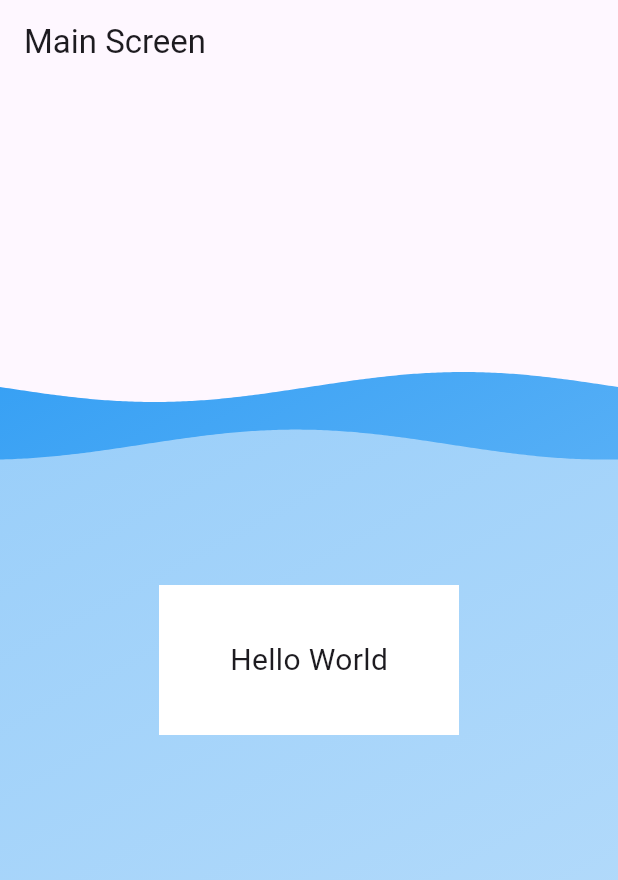
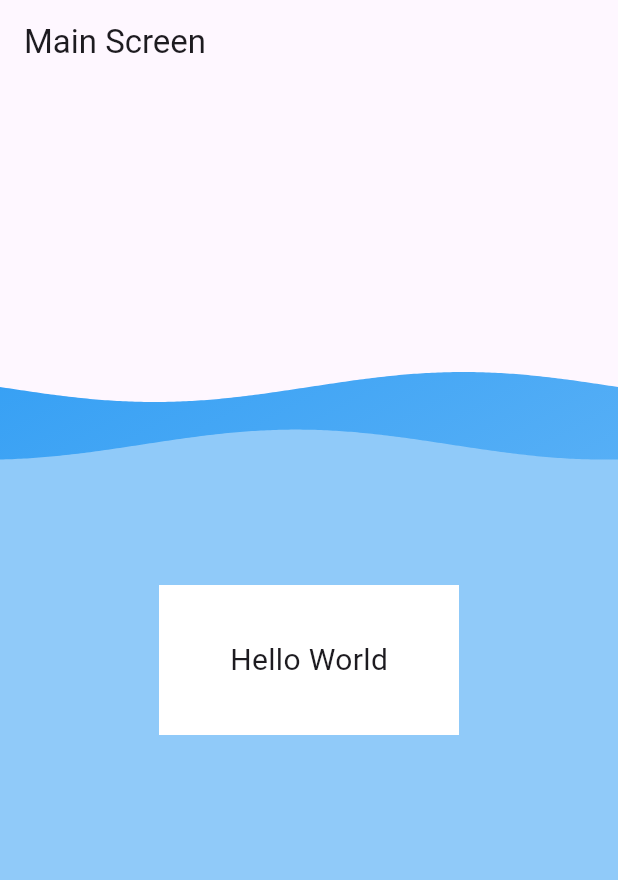
Before and after one commit to diiwkk/flutter_application_new_1, a Flutter app: the screen it shows after launch, on a phone screen of 412 x 824 dp. Shown: the top 880 px of the screen. Run offline on Flutter 3.47's test engine with Material 3 defaults, Android fonts, the phone set to English and light mode, and no system bars; drawn by our look-alikes of wave; missing offline and left inert: flutter_villains.

Commit message:
change color

```diff
--- a/lib/main.dart
+++ b/lib/main.dart
@@ -64,7 +64,7 @@ class MainScreen extends StatelessWidget {
     return CustomConfig(
       gradients: [
         [Colors.blue, Colors.blue.shade200],
-        [Colors.blue.shade200, Colors.blue.shade100],
+        [Colors.blue.shade200, Colors.blue.shade200],
       ],
       durations: [5000, 4000],
       heightPercentages: [0.25, 0.30],
```
